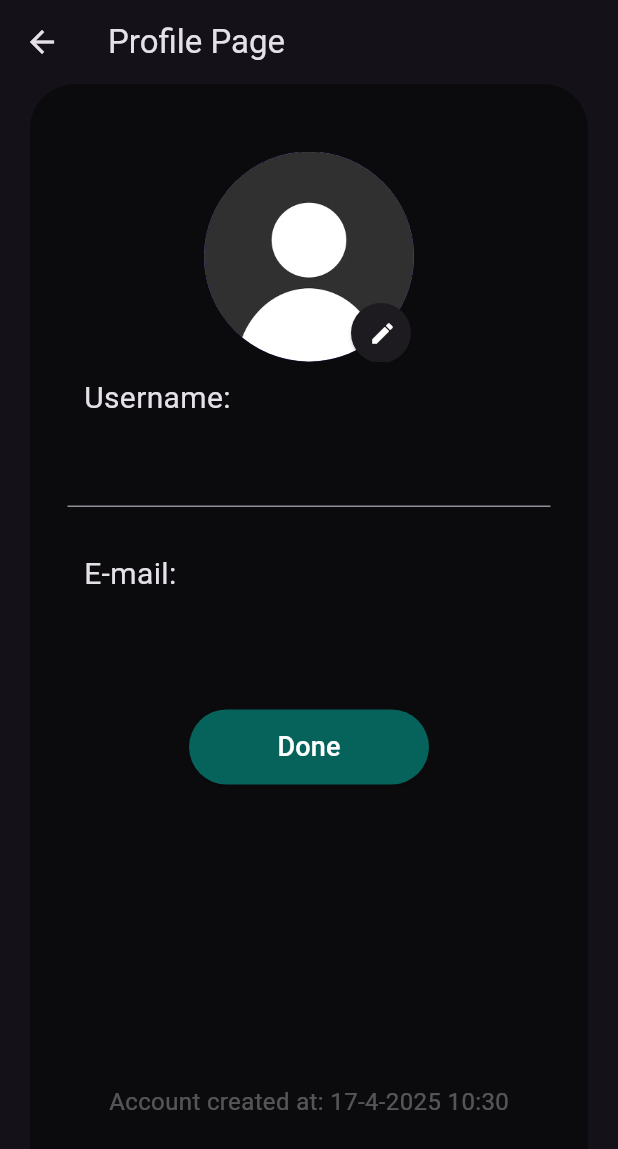
After one commit to PedroMachado042/notez-app, a Flutter app: the ProfilePage screen opened directly, on a phone screen of 412 x 824 dp. The commit adds this screen. Shown: the top 1149 px of the screen. Run offline on Flutter 3.47's test engine with Material 3 defaults, Android fonts, the phone set to English and light mode, and no system bars; our stand-ins replace audioplayers, cloud_firestore, firebase_auth, firebase_core, flutter_phoenix, fluttertoast and 3 more; accounts and stored records are empty.

Commit message:
Profile page

```diff
--- a/lib/data/dummy_data.dart
+++ b/lib/data/dummy_data.dart
@@ -6,14 +6,14 @@ final notesBox = Hive.box('notesBox');
 final tasksBox = Hive.box('tasksBox');
 
 class DummyData{
-  static List<Color> mainColor = [Colors.teal, Colors.green, Colors.pinkAccent];
+  static List<Color> mainColor = [Colors.teal, Colors.green, Colors.pinkAccent, Colors.deepPurple];
 
-  final List<Color> buttonColor = [
-    Color.fromARGB(255, 6, 99, 92),
-  ]; //green Color.fromARGB(255, 1, 87, 45),
+  static List<Color> buttonColor = [
+    Color.fromARGB(255, 6, 99, 92),Color.fromARGB(255, 1, 87, 45),const Color.fromARGB(255, 223, 36, 98),Colors.deepPurple
+  ]; //
 
-  final List<Color> inkwellColor = [
-    const Color.fromARGB(60, 0, 125, 100),
+  static List<Color> inkwellColor = [
+    const Color.fromARGB(60, 0, 125, 100),const Color.fromARGB(60, 76, 175, 79),const Color.fromARGB(60, 233, 30, 98),const Color.fromARGB(60, 104, 58, 183)
   ];
 }
 
--- a/lib/main.dart
+++ b/lib/main.dart
@@ -3,6 +3,7 @@ import 'package:hive_flutter/hive_flutter.dart';
 //import 'package:notez/noti_service.dart';
 import 'package:notez/view/widget_tree.dart';
 import 'package:firebase_core/firebase_core.dart';
+import 'package:flutter_phoenix/flutter_phoenix.dart';
 
 void main() async {
   WidgetsFlutterBinding.ensureInitialized();
@@ -19,7 +20,7 @@ void main() async {
   //init notifications
   //final notiService = NotiService();
   //await notiService.initNotification();
-  runApp(const MyApp());
+  runApp(Phoenix(child: const MyApp()));
 }
 
 class MyApp extends StatelessWidget {
--- /dev/null
+++ b/lib/view/pages/profile_page.dart
@@ -0,0 +1,125 @@
+import 'package:firebase_auth/firebase_auth.dart';
+import 'package:flutter/material.dart';
+import 'package:flutter_phoenix/flutter_phoenix.dart';
+import 'package:notez/data/dummy_data.dart';
+import 'package:notez/data/notifiers.dart';
+import 'package:notez/view/services/auth_service.dart';
+
+class ProfilePage extends StatefulWidget {
+  const ProfilePage({super.key});
+
+  @override
+  State<ProfilePage> createState() => _ProfilePageState();
+}
+
+class _ProfilePageState extends State<ProfilePage> {
+  TextEditingController usernameController = TextEditingController();
+  final User? user = FirebaseAuth.instance.currentUser;
+
+  @override
+  Widget build(BuildContext context) {
+    DateTime? creationDate = user!.metadata.creationTime;
+
+    return Scaffold(
+      appBar: AppBar(title: Text('Profile Page')),
+      body: Padding(
+        padding: EdgeInsets.fromLTRB(20, 0, 20, 20),
+        child: Container(
+          padding: EdgeInsets.all(25),
+          decoration: BoxDecoration(
+            color: Colors.black45,
+            borderRadius: BorderRadius.circular(30),
+          ),
+          child: Column(
+            crossAxisAlignment: CrossAxisAlignment.center,
+            spacing: 10,
+            children: [
+              SizedBox(height: 10),
+              Stack(
+                children: [
+                  CircleAvatar(
+                    radius: 70,
+                    backgroundImage:
+                        user?.photoURL != null
+                            ? NetworkImage(user!.photoURL!)
+                            : AssetImage('assets/images/aaaa.png'),
+                  ),
+                  Positioned(
+                    bottom: -5,
+                    right: -10,
+                    child: ElevatedButton(
+                      style: ElevatedButton.styleFrom(
+                        fixedSize: Size(40, 40),
+                        shape: CircleBorder(),
+                      ),
+                      onPressed: () {},
+                      child: Icon(Icons.edit, color: Colors.white),
+                    ),
+                  ),
+                ],
+              ),
+              SizedBox(
+                width: 300,
+                child: Text(
+                  'Username:',
+                  style: TextStyle(fontSize: 20),
+                ),
+              ),
+              TextField(
+                controller: usernameController,
+                decoration: InputDecoration(
+                  hintStyle: TextStyle(color: Colors.white30),
+                  hintText: user!.displayName!,
+                ),
+              ),
+              SizedBox(height: 10),
+              SizedBox(
+                width: 300,
+                child: Text(
+                  'E-mail:',
+                  style: TextStyle(fontSize: 20),
+                ),
+              ),
+              SizedBox(
+                width: 300,
+                child: Text(
+                  user!.email!,
+                  style: TextStyle(
+                    fontSize: 18,
+                    color: Colors.white30,
+                  ),
+                ),
+              ),
+              SizedBox(height: 20),
+              ElevatedButton(
+                style: ElevatedButton.styleFrom(
+                  minimumSize: Size(160, 50),
+                  backgroundColor:
+                      DummyData.buttonColor[colorTheme.value],
+                ),
+                onPressed: () {
+                  if (usernameController.text != '') {
+                    AuthService().updateUsername(
+                      usernameController.text,
+                    );
+                  }
+                  Navigator.pop(context);
+                  Phoenix.rebirth(context);
+                },
+                child: Text(
+                  'Done',
+                  style: TextStyle(color: Colors.white, fontSize: 18),
+                ),
+              ),
+              SizedBox(height: 180),
+              Text(
+                'Account created at: ${creationDate!.day}-${creationDate.month}-${creationDate.year} ${creationDate.hour}:${creationDate.minute}',
+                style: TextStyle(color: Colors.white30, fontSize: 16),
+              ),
+            ],
+          ),
+        ),
+      ),
+    );
+  }
+}
--- a/lib/view/services/firestore.dart
+++ b/lib/view/services/firestore.dart
@@ -41,7 +41,7 @@ class FirestoreService {
     uiTrigger.value++;
   }
 
-  //------------------------------------------------------------------------------
+  //----------------------------------------------------------------------------
 
   Future<void> getNotes(int id) async {
     DocumentSnapshot snapshot =
@@ -71,7 +71,7 @@ class FirestoreService {
     uiTrigger.value++;
   }
 
-  //------------------------------------------------------------------------------
+  //----------------------------------------------------------------------------
   Future<void> addTask(int id) {
     return firestore.collection(user!.email!).doc('tasks$id').set({
       'title': tasksBox.get(id)[0],
@@ -137,5 +137,5 @@ class FirestoreService {
       await doc.reference.delete();
     }
   }
-
+  //----------------------------------------------------------------------------
 }
--- a/lib/view/widgets/notes_container_widget.dart
+++ b/lib/view/widgets/notes_container_widget.dart
@@ -1,5 +1,6 @@
 import 'package:flutter/material.dart';
 import 'package:hive_flutter/hive_flutter.dart';
+import 'package:notez/data/dummy_data.dart';
 import 'package:notez/data/notifiers.dart';
 import 'package:notez/view/pages/note_page.dart';
 
@@ -25,7 +26,7 @@ class _NotesContainerWidgetState extends State<NotesContainerWidget> {
         elevation: 10,
         child: InkWell(
           highlightColor: const Color.fromARGB(20, 0, 125, 100),
-          splashColor: const Color.fromARGB(60, 0, 125, 100),
+          splashColor: DummyData.inkwellColor[colorTheme.value],
           borderRadius: BorderRadius.circular(10),
           onTap: () {
             Navigator.push(
@@ -52,7 +53,7 @@ class _NotesContainerWidgetState extends State<NotesContainerWidget> {
                   notesBox.get(widget.id)[0].toString(), //Titulo
                   maxLines: 1,
                   overflow: TextOverflow.ellipsis,
-                  style: TextStyle(color: Colors.teal,  fontSize: 20),
+                  style: TextStyle(color: DummyData.mainColor[colorTheme.value],  fontSize: 20),
                 ),
                 Text(
                   notesBox
--- a/pubspec.yaml
+++ b/pubspec.yaml
@@ -44,6 +44,7 @@ dependencies:
   fluttertoast: ^8.2.12
   firebase_auth: ^5.5.2
   google_sign_in: ^6.3.0
+  flutter_phoenix: ^1.1.1
 
   # Database
   #cloud_firestore:
```
Also changed, not shown: lib/view/pages/drawer/drawer_page.dart (+65 -6 lines), lib/view/services/auth_service.dart (+10 -0 lines), lib/view/widget_tree.dart (+1 -6 lines), lib/view/widgets/task_create_widget.dart (+4 -8 lines), lib/view/widgets/tasks_container_widget.dart (+4 -3 lines), pubspec.lock.
